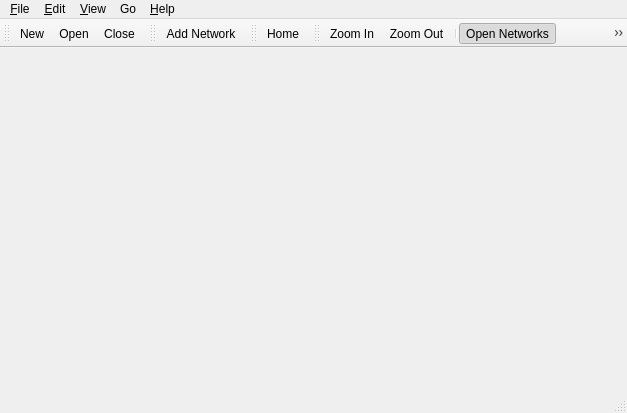
Old version of the form ui/mainwindow.ui in the repository bktruss/qnetaddressbook.
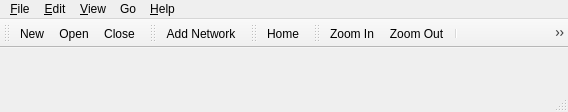
New version of the form. Icons and pictures are not drawn.

Commit message: MacOS X user interface enanchments.

```diff
--- a/ui/mainwindow.ui
+++ b/ui/mainwindow.ui
@@ -6,8 +6,8 @@
    <rect>
     <x>0</x>
     <y>0</y>
-    <width>627</width>
-    <height>413</height>
+    <width>568</width>
+    <height>112</height>
    </rect>
   </property>
   <property name="windowTitle" >
@@ -21,8 +21,8 @@
     <rect>
      <x>0</x>
      <y>66</y>
-     <width>627</width>
-     <height>325</height>
+     <width>568</width>
+     <height>24</height>
     </rect>
    </property>
    <layout class="QGridLayout" name="gridLayout" />
@@ -32,7 +32,7 @@
     <rect>
      <x>0</x>
      <y>0</y>
-     <width>627</width>
+     <width>568</width>
      <height>22</height>
     </rect>
    </property>
@@ -90,8 +90,8 @@
    <property name="geometry" >
     <rect>
      <x>0</x>
-     <y>391</y>
-     <width>627</width>
+     <y>90</y>
+     <width>568</width>
      <height>22</height>
     </rect>
    </property>
@@ -163,7 +163,7 @@
     <rect>
      <x>269</x>
      <y>22</y>
-     <width>358</width>
+     <width>299</width>
      <height>44</height>
     </rect>
    </property>
```
The commit also changes 3 other files.
